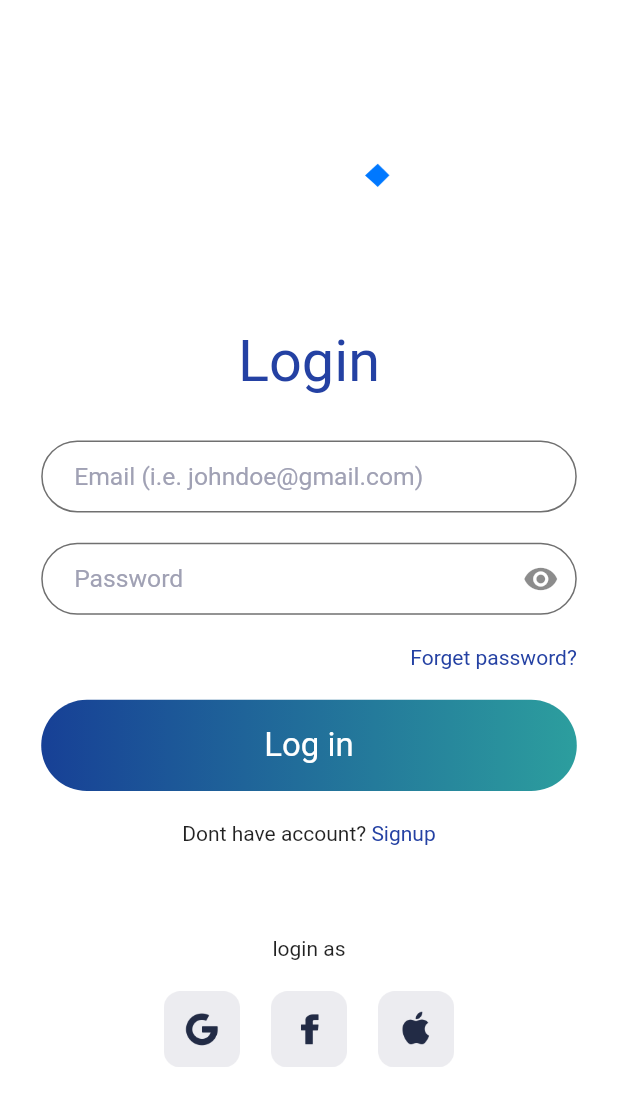
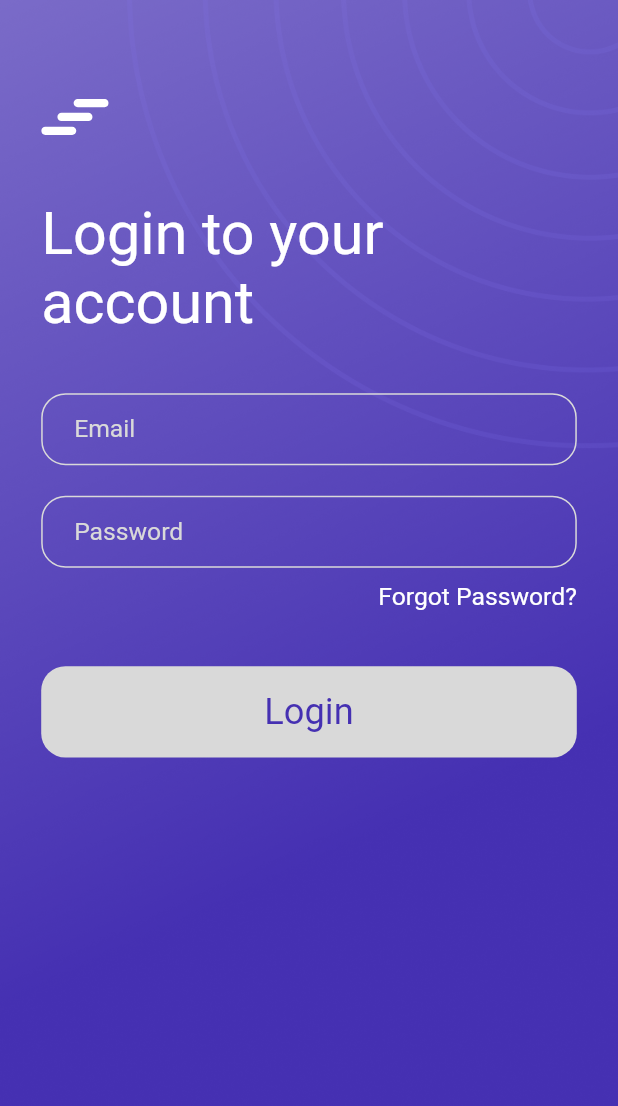
Before and after one commit to hamxa678/Quiz, a Flutter app: the screen it shows after launch, on a phone screen of 412 x 824 dp. Shown: the top 1106 px of the screen. Run offline on Flutter 3.47's test engine with Material 2 defaults, Android fonts, the phone set to English and light mode, and no system bars; our stand-ins replace cloud_firestore, connectivity_plus, device_info_plus, dio, file_picker, firebase_auth and 16 more; missing offline and left inert: flutter_facebook_auth, github_sign_in, heic_to_jpg; accounts and stored records are empty; Roboto replaces fonts that are missing (Poppins).

Commit message:
login page added

```diff
--- a/lib/UI/custom_widget/custom_button.dart
+++ b/lib/UI/custom_widget/custom_button.dart
@@ -20,9 +20,9 @@ class CustomButton extends StatelessWidget {
           height: 60.h,
           width: width,
           decoration: BoxDecoration(
-              borderRadius: BorderRadius.circular(60.r),
-              gradient: const LinearGradient(
-                  colors: [Color(0xff174096), Color(0xff2C9E9E)])),
+            borderRadius: BorderRadius.circular(16.r),
+            color: const Color(0xffD9D9D9),
+          ),
           child: Center(child: titleWidget)),
     );
   }
--- a/lib/UI/custom_widget/custom_textfield.dart
+++ b/lib/UI/custom_widget/custom_textfield.dart
@@ -57,23 +57,23 @@ class CustomTextField extends StatelessWidget {
         controller: controller,
         style: TextStyle(
           fontSize: 15.sp,
-          color: const Color(0xff0D0F23),
+          color: const Color(0xffD9D9D9),
         ),
         decoration: InputDecoration(
           counterText: counterText,
           suffixIcon: suffixIcon,
           border: OutlineInputBorder(
-            borderRadius: BorderRadius.circular(60.r),
-            borderSide: const BorderSide(color: Color(0xff707070)),
+            borderRadius: BorderRadius.circular(16.r),
+            borderSide: const BorderSide(color: Color(0xffD9D9D9)),
           ),
 
           focusedBorder: OutlineInputBorder(
-            borderRadius: BorderRadius.circular(60.r),
-            borderSide: const BorderSide(color: Color(0xff707070)),
+            borderRadius: BorderRadius.circular(16.r),
+            borderSide: const BorderSide(color: Color(0xffD9D9D9)),
           ),
           enabledBorder: OutlineInputBorder(
-            borderRadius: BorderRadius.circular(60.r),
-            borderSide: const BorderSide(color: Color(0xff707070)),
+            borderRadius: BorderRadius.circular(16.r),
+            borderSide: const BorderSide(color: Color(0xffD9D9D9)),
           ),
           contentPadding:
               EdgeInsets.symmetric(horizontal: 20.w, vertical: 10.h),
@@ -88,7 +88,7 @@ class CustomTextField extends StatelessWidget {
             fontFamily: 'Poppins',
             fontWeight: FontWeight.w400,
             fontSize: 15.sp,
-            color: const Color(0xffA0A1B4),
+            color: const Color(0xffD9D9D9),
           ),
           // prefixIcon: prefexIcon,
           // suffixIcon: suffexIcon,
--- a/lib/UI/screens/auth_signup/login/login_screen.dart
+++ b/lib/UI/screens/auth_signup/login/login_screen.dart
@@ -6,8 +6,8 @@ import 'package:flutter_mvvm_template/UI/screens/auth_signup/sign_up/sign_up_scr
 import 'package:flutter_mvvm_template/core/constants/strings.dart';
 import 'package:flutter_mvvm_template/core/enums/view_state.dart';
 import 'package:flutter_mvvm_template/core/extensions/string_extension.dart';
+import 'package:flutter_svg/svg.dart';
 import 'package:get/get.dart';
-import 'package:modal_progress_hud_nsn/modal_progress_hud_nsn.dart';
 import 'package:provider/provider.dart';
 import 'package:flutter_screenutil/flutter_screenutil.dart';
 
@@ -21,130 +21,93 @@ class LoginScreen extends StatelessWidget {
         builder: (context, model, child) => Scaffold(
           backgroundColor: Colors.white,
           body: SingleChildScrollView(
+            child: Container(
+              height: 1.sh,
+              width: 1.sw,
+              decoration: const BoxDecoration(
+                image: DecorationImage(
+                  image: AssetImage('${staticImage}Background.png'),
+                  fit: BoxFit.cover,
+                ),
+              ),
               child: Padding(
                 padding: EdgeInsets.fromLTRB(25.w, 65.h, 25.w, 0),
                 child: Form(
                   key: model.formKey,
                   child: Column(
-                  crossAxisAlignment: CrossAxisAlignment.center,
+                    crossAxisAlignment: CrossAxisAlignment.start,
                     children: [
-                    Image.asset(
-                      '${staticImage}logo.png',
-                      cacheHeight: 449,
-                      cacheWidth: 406,
-                      height: 100.h,
-                      width: 100.w,
+                      SvgPicture.asset(
+                        '${staticIcon}logo1.svg',
                         fit: BoxFit.scaleDown,
                       ),
-                    SizedBox(height: 50.h),
-                    Text('Login',
+                      42.verticalSpace,
+                      Text(
+                        'Login to your account',
                         style: TextStyle(
-                            fontSize: 35.sp, color: const Color(0xff2441A3))),
-                    SizedBox(height: 30.h),
+                          fontSize: 36.sp,
+                          color: Colors.white,
+                        ),
+                      ),
+                      37.verticalSpace,
                       CustomTextField(
-                      validator: (input) =>
-                          input!.isValidEmail() ? null : "Invalid Email",
-                      keyboardtype: TextInputType.emailAddress,
-                      hintText: 'Email (i.e. johndoe@gmail.com)',
+                        hintText: 'Email',
                         controller: model.emailController,
+                        validator: (value) {
+                          if (value!.isEmpty) {
+                            return 'Email cannot be empty';
+                          } else if (!value.isEmail) {
+                            return 'Please enter a valid email';
+                          }
+                          return null;
+                        },
                       ),
-                    SizedBox(height: 20.h),
+                      20.verticalSpace,
                       CustomTextField(
-                      validator: (input) => input!.isValidPassword()
-                          ? null
-                          : "Must contain 8 (lower, upper case, digit, and special charachter) characters",
-                      suffixIcon: GestureDetector(
-                          onTap: () {
-                            model.togglePasswordVisibility();
-                          },
-                          child: (model.isPasswordVisible)
-                              ? const Icon(Icons.visibility_off)
-                              : const Icon(Icons.visibility)),
-                      obscureText: !model.isPasswordVisible,
                         hintText: 'Password',
                         controller: model.passwordController,
+                        obscureText: true,
+                        validator: (value) {
+                          if (value!.isEmpty) {
+                            return 'Password cannot be empty';
+                          } else if (value.length < 6) {
+                            return 'Password must be at least 6 characters';
+                          }
+                          return null;
+                        },
                       ),
-                    SizedBox(height: 20.h),
+                      10.verticalSpace,
                       Align(
                         alignment: Alignment.centerRight,
                         child: InkWell(
-                        onTap: () {
-                          // Get.to(ForgetPassword());
-                        },
-                        child: const Text(
-                          'Forget password?',
-                          style: TextStyle(color: Color(0xff2441A3)),
+                          onTap: () {},
+                          child: Text(
+                            'Forgot Password?',
+                            style: TextStyle(
+                              fontSize: 15.sp,
+                              color: Colors.white,
                             ),
                           ),
                         ),
-                    SizedBox(height: 20.h),
-                    // 55.verticalSpace,
+                      ),
+                      36.verticalSpace,
                       CustomButton(
-                      titleWidget: !(model.state == ViewState.busy)
-                          ? Text(
-                              'Log in',
+                        titleWidget: model.state == ViewState.busy
+                            ? const CircularProgressIndicator(
+                                color: Color(0xff4530B2),
+                              )
+                            : Text(
+                                'Login',
                                 style: TextStyle(
-                                  fontSize: 20.sp, color: Colors.white),
-                            )
-                          : const CircularProgressIndicator(
-                              color: Colors.white),
-                      onPressed: () async {
+                                  fontSize: 22.sp,
+                                  color: const Color(0xff4530B2),
+                                ),
+                              ),
+                        onPressed: () {
                           if (model.formKey.currentState!.validate()) {
-                          await model.loginWithEmailAndPassword();
+                            // do something
                           }
                         },
-                    ),
-                    SizedBox(height: 20.h),
-                    _dontHaveAccount(),
-                    SizedBox(height: 60.h),
-                    Text('login as'),
-                    SizedBox(height: 20.h),
-                    Row(
-                      mainAxisAlignment: MainAxisAlignment.center,
-                      children: [
-                        InkWell(
-                          onTap: () {
-                            model.loginWithGoogle();
-                          },
-                          child: Image.asset(
-                            '${staticImage}google.png',
-                            cacheHeight: 449,
-                            cacheWidth: 406,
-                            height: 50.h,
-                            width: 50.w,
-                            fit: BoxFit.scaleDown,
-                          ),
-                        ),
-                        SizedBox(width: 15.w),
-                        InkWell(
-                          onTap: () {
-                            // model.loginWithFacebook();
-                          },
-                          child: Image.asset(
-                            '${staticImage}facebook.png',
-                            cacheHeight: 449,
-                            cacheWidth: 406,
-                            height: 50.h,
-                            width: 50.w,
-                            fit: BoxFit.scaleDown,
-                          ),
-                        ),
-                        SizedBox(width: 15.w),
-                        InkWell(
-                          onTap: () {
-                            // model.loginWithFacebook();
-                          },
-                          //TODO: add github logo image here
-                          child: Image.asset(
-                            '${staticImage}apple.png',
-                            cacheHeight: 449,
-                            cacheWidth: 406,
-                            height: 50.h,
-                            width: 50.w,
-                            fit: BoxFit.scaleDown,
-                          ),
-                        ),
-                      ],
                       ),
                     ],
                   ),
@@ -153,29 +116,6 @@ class LoginScreen extends StatelessWidget {
             ),
           ),
         ),
-    );
-  }
-
-  _dontHaveAccount() {
-    return Align(
-      alignment: Alignment.bottomCenter,
-      child: Row(
-        mainAxisAlignment: MainAxisAlignment.center,
-        crossAxisAlignment: CrossAxisAlignment.center,
-        children: [
-          const Text(
-            'Dont have account? ',
-          ),
-          InkWell(
-            onTap: () {
-              Get.to(() => const SignUpScreen());
-            },
-            child: const Text(
-              'Signup',
-              style: TextStyle(color: Color(0xff2441A3)),
-            ),
-          ),
-        ],
       ),
     );
   }
--- a/lib/UI/screens/splash_screen.dart
+++ b/lib/UI/screens/splash_screen.dart
@@ -91,7 +91,7 @@ class _SplashScreenState extends State<SplashScreen> {
     if (_FirebaseAuthService.isLogin) {
       Get.off(() => const RootScreen());
     } else {
-      Get.off(() => LoginScreen());
+      Get.off(() => const LoginScreen());
     }
   }
 
@@ -123,14 +123,24 @@ class _SplashScreenState extends State<SplashScreen> {
   Widget build(BuildContext context) {
     /// Splash Screen UI goes here.
     return Scaffold(
-      backgroundColor: scaffoldBackgroundColor,
-      body: Center(
-          child: Image.asset(
-        '${staticImage}logo.png',
-        height: 100.h,
-        width: 100.w,
-        fit: BoxFit.scaleDown,
-      )),
-    );
+        backgroundColor: scaffoldBackgroundColor,
+        body: Stack(
+          children: [
+            Image.asset(
+              '${staticImage}Background.png',
+              height: double.infinity,
+              width: double.infinity,
+              fit: BoxFit.cover,
+            ),
+            Center(
+              child: SvgPicture.asset(
+                '${staticIcon}logo.svg',
+                height: 75.h,
+                width: 165.42.w,
+                fit: BoxFit.scaleDown,
+              ),
+            )
+          ],
+        ));
   }
 }
```
Also changed, not shown: assets/icons/logo.svg (added), assets/icons/logo1.svg (added), assets/images/Background.png (added), flutter_01.png (deleted). Lines whose indentation alone changed are shown as unchanged.
